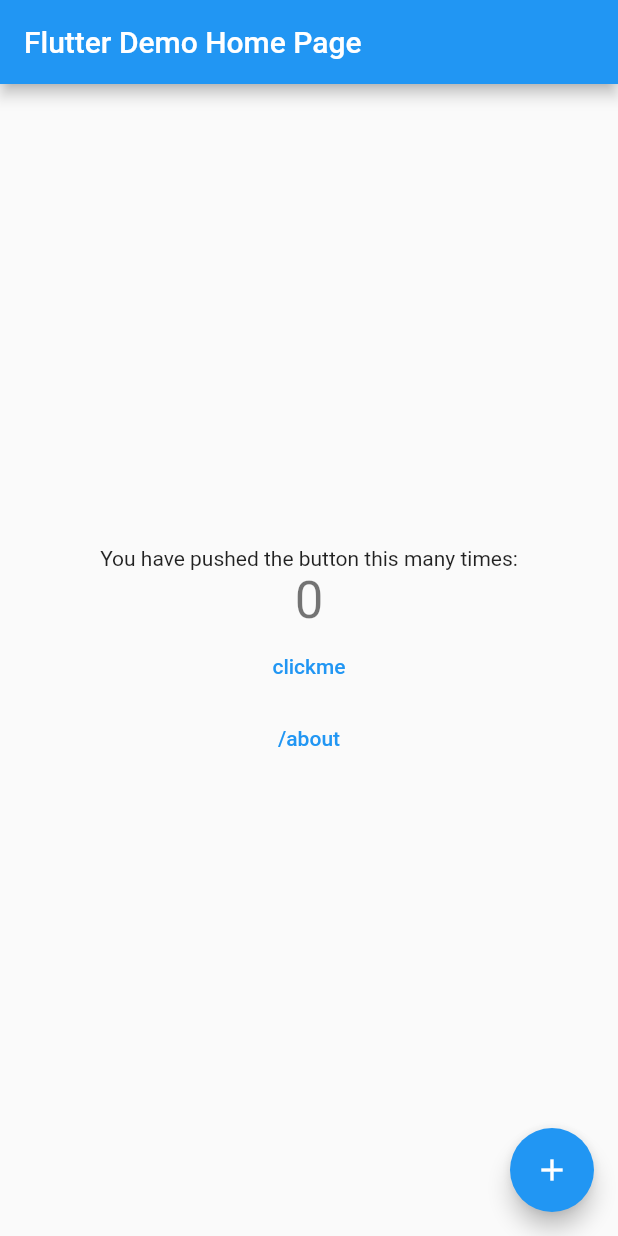
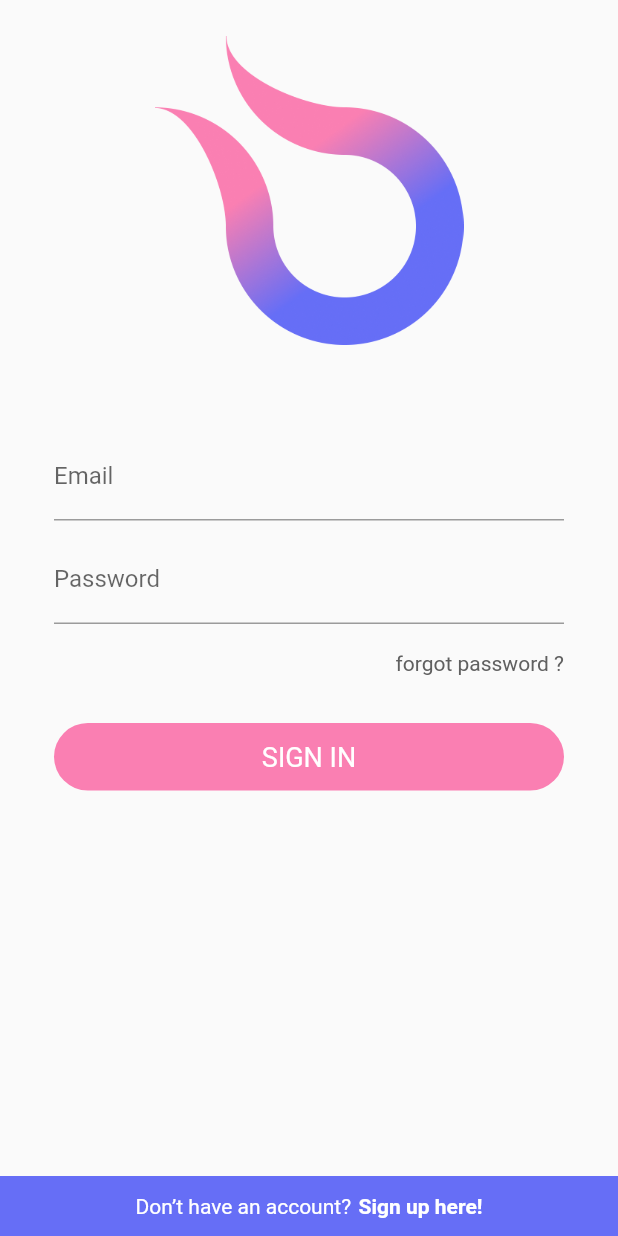
Before and after one commit to pankornch/flirtii-client, a Flutter app: the screen it shows after launch, on a phone screen of 412 x 824 dp. Run offline on Flutter 3.47's test engine with Material 2 defaults, Android fonts, the light colour scheme and no system bars; our stand-ins replace get, google_fonts, graphql_flutter; Roboto replaces fonts that are missing (Prompt).

Commit message:
:lipstick: ui sign_in sign_up

```diff
--- a/lib/About.dart
+++ /dev/null
@@ -1,29 +0,0 @@
-import 'package:flutter/cupertino.dart';
-import 'package:flutter/material.dart';
-import 'package:get/get.dart';
-
-class About extends StatelessWidget {
-  const About({Key? key}) : super(key: key);
-
-  @override
-  Widget build(BuildContext context) {
-    return Scaffold(
-      body: Center(
-        child: SafeArea(
-          child: Column(
-            children: [
-              TextButton(
-                  onPressed: () {
-                    Get.back();
-                  },
-                  child: Text(
-                    "back",
-                  )),
-              Text("About"),
-            ],
-          ),
-        ),
-      ),
-    );
-  }
-}
--- /dev/null
+++ b/lib/configs/constants.dart
@@ -0,0 +1,5 @@
+import 'package:flutter/material.dart';
+
+final kMainPinkColor = Color.fromRGBO(250, 127, 178, 1);
+final kMainPurpleColor = Color.fromRGBO(102, 110, 246, 1);
+final kMainDarkColor = Color.fromRGBO(96, 96, 96, 1);
--- /dev/null
+++ b/lib/configs/gql.dart
@@ -0,0 +1,21 @@
+import 'package:flutter/material.dart';
+import 'package:graphql_flutter/graphql_flutter.dart';
+
+final kGraphqlUrl = "http://localhost:4000/graphql";
+final kGraphqlWs = "ws://localhost:4000/graphql";
+
+class GqlConfig {
+  static final HttpLink httpLink = HttpLink(kGraphqlUrl);
+
+  static final link = Link.split(
+      (request) => request.isSubscription,
+      WebSocketLink(kGraphqlWs,
+          config: SocketClientConfig(inactivityTimeout: Duration(hours: 1))),
+      httpLink);
+
+  static final ValueNotifier<GraphQLClient> client =
+      ValueNotifier<GraphQLClient>(GraphQLClient(
+    link: link,
+    cache: GraphQLCache(),
+  ));
+}
--- a/lib/main.dart
+++ b/lib/main.dart
@@ -1,151 +1,35 @@
-import 'dart:io';
-
-import 'package:flirtii/About.dart';
+import 'package:flirtii/configs/constants.dart';
+import 'package:flirtii/routes/routes.dart';
 import 'package:flutter/material.dart';
 import 'package:get/get.dart';
+import 'package:google_fonts/google_fonts.dart';
 import 'package:graphql_flutter/graphql_flutter.dart';
-import 'package:image_picker/image_picker.dart';
+
+import 'configs/gql.dart';
 
 void main() {
-  runApp(MyApp());
+  runApp(App());
 }
 
-class GqlConfig {
-  static final HttpLink httpLink = HttpLink("http://localhost:4000/graphql");
-
-  static final link = Link.split(
-      (request) => request.isSubscription,
-      WebSocketLink("ws://localhost:4000/graphql",
-          config: SocketClientConfig(inactivityTimeout: Duration(hours: 1))),
-      httpLink);
-
-  static final ValueNotifier<GraphQLClient> client =
-      ValueNotifier<GraphQLClient>(GraphQLClient(
-    link: link,
-    cache: GraphQLCache(),
-  ));
-}
-
-class MyApp extends StatelessWidget {
-  // This widget is the root of your application.
+class App extends StatelessWidget {
+  final routes = Routes();
   @override
   Widget build(BuildContext context) {
     return GraphQLProvider(
         client: GqlConfig.client,
         child: GetMaterialApp(
-            title: 'Flutter Demo',
-            theme: ThemeData(
-              // This is the theme of your application.
-              //
-              // Try running your application with "flutter run". You'll see the
-              // application has a blue toolbar. Then, without quitting the app, try
-              // changing the primarySwatch below to Colors.green and then invoke
-              // "hot reload" (press "r" in the console where you ran "flutter run",
-              // or simply save your changes to "hot reload" in a Flutter IDE).
-              // Notice that the counter didn't reset back to zero; the application
-              // is not restarted.
-              primarySwatch: Colors.blue,
+          debugShowCheckedModeBanner: false,
+          title: 'Flutter Demo',
+          theme: ThemeData(
+            primarySwatch: Colors.blue,
+            textTheme: GoogleFonts.promptTextTheme(
+              Theme.of(context).textTheme,
+            ).apply(
+              bodyColor: kMainDarkColor,
             ),
-            home: MyHomePage(title: 'Flutter Demo Home Page'),
-            getPages: [GetPage(name: "/about", page: () => About())]));
+          ),
+          getPages: routes.getPages,
+          initialRoute: routes.getInitialPage(),
+        ));
   }
 }
-
-class MyHomePage extends StatefulWidget {
-  MyHomePage({Key? key, required this.title}) : super(key: key);
-
-  // This widget is the home page of your application. It is stateful, meaning
-  // that it has a State object (defined below) that contains fields that affect
-  // how it looks.
-
-  // This class is the configuration for the state. It holds the values (in this
-  // case the title) provided by the parent (in this case the App widget) and
-  // used by the build method of the State. Fields in a Widget subclass are
-  // always marked "final".
-
-  final String title;
-
-  @override
-  _MyHomePageState createState() => _MyHomePageState();
-}
-
-final ImagePicker _picker = ImagePicker();
-
-class _MyHomePageState extends State<MyHomePage> {
-  int _counter = 0;
-  String hello = r"""
-    query {
-      hello
-    }
-  """;
-
-  Future fetch(GraphQLClient client) async {
-    final result = await client.query(QueryOptions(document: gql(hello)));
-    return result.data;
-  }
-
-  void _incrementCounter() {
-    setState(() {
-      // This call to setState tells the Flutter framework that something has
-      // changed in this State, which causes it to rerun the build method below
-      // so that the display can reflect the updated values. If we changed
-      // _counter without calling setState(), then the build method would not be
-      // called again, and so nothing would appear to happen.
-      _counter++;
-    });
-  }
-
-  @override
-  Widget build(BuildContext context) {
-    // This method is rerun every time setState is called, for instance as done
-    // by the _incrementCounter method above.
-    //
-    // The Flutter framework has been optimized to make rerunning build methods
-    // fast, so that you can just rebuild anything that needs updating rather
-    // than having to individually change instances of widgets.
-    return GraphQLConsumer(builder: (GraphQLClient client) {
-      fetch(client).then((r) => print(r));
-      return Scaffold(
-        appBar: AppBar(
-          // Here we take the value from the MyHomePage object that was created by
-          // the App.build method, and use it to set our appbar title.
-          title: Text(widget.title),
-        ),
-        body: Center(
-          child: Column(
-            mainAxisAlignment: MainAxisAlignment.center,
-            children: <Widget>[
-              Text(
-                'You have pushed the button this many times:',
-              ),
-              Text(
-                '$_counter',
-                style: Theme.of(context).textTheme.headline4,
-              ),
-              TextButton(
-                onPressed: () async {
-                  final XFile? image =
-                      await _picker.pickImage(source: ImageSource.gallery);
-                  final file = File(image!.path);
-                  print(file);
-                },
-                child: Text("clickme"),
-              ),
-              TextButton(
-                onPressed: () {
-                  Get.toNamed("/about");
-                },
-                child: Text("/about"),
-              )
-            ],
-          ),
-        ),
-        floatingActionButton: FloatingActionButton(
-          onPressed: _incrementCounter,
-          tooltip: 'Increment',
-          child: Icon(Icons.add),
-        ), // This trailing comma makes auto-formatting nicer for build methods.
-      );
-    });
-  }
-}
--- /dev/null
+++ b/lib/routes/routes.dart
@@ -0,0 +1,37 @@
+import 'package:flirtii/screens/discover/discover_screen.dart';
+import 'package:flirtii/screens/sign_in/sign_in_screen.dart';
+import 'package:flirtii/screens/sign_up/sign_up_screen.dart';
+import 'package:get/route_manager.dart';
+
+class RouteProps {
+  final String name;
+  final GetPage<dynamic> route;
+
+  RouteProps({required this.name, required this.route});
+}
+
+class Routes {
+  static List<RouteProps> pages = [
+    RouteProps(
+        name: "Discover",
+        route: GetPage(
+            name: "/discover", page: () => DiscoverScreen(), title: "Home")),
+    RouteProps(
+        name: "SignIn",
+        route: GetPage(name: "/sign_in", page: () => SignInScreen())),
+    RouteProps(
+        name: "SignUp",
+        route: GetPage(name: "/sign_up", page: () => SignUpScreen())),
+  ];
+
+  List<GetPage<dynamic>> getPages = pages.map((e) => e.route).toList();
+
+  String getInitialPage() {
+    final token = "";
+    if (token == "") {
+      return pages.firstWhere((element) => element.name == "SignIn").route.name;
+    }
+
+    return pages.firstWhere((element) => element.name == "Discover").route.name;
+  }
+}
--- /dev/null
+++ b/lib/screens/sign_in/sign_in_screen.dart
@@ -0,0 +1,124 @@
+import 'package:flirtii/configs/constants.dart';
+import 'package:flirtii/shared/MainCotainer.dart';
+import 'package:flirtii/shared/input.dart';
+import 'package:flutter/material.dart';
+import 'package:get/instance_manager.dart';
+import 'package:get/get.dart';
+
+class SignInScreen extends StatefulWidget {
+  const SignInScreen({Key? key}) : super(key: key);
+
+  @override
+  _SignInScreenState createState() => _SignInScreenState();
+}
+
+class _SignInScreenState extends State<SignInScreen> {
+  @override
+  Widget build(BuildContext context) {
+    final size = MediaQuery.of(context).size;
+    return Scaffold(
+      body: SafeArea(
+        child: Column(
+          mainAxisAlignment: MainAxisAlignment.spaceBetween,
+          children: [
+            MainContainer(
+              padding: EdgeInsets.symmetric(vertical: 24, horizontal: 36),
+              child: Column(
+                children: [
+                  Image.asset(
+                    "assets/images/logo.png",
+                    height: size.width * 0.5,
+                  ),
+                  SizedBox(
+                    height: 48,
+                  ),
+                  SizedBox(
+                    height: 10,
+                  ),
+                  Input(
+                    hintText: "Email",
+                    labelText: "Email",
+                  ),
+                  SizedBox(
+                    height: 10,
+                  ),
+                  Input(
+                    hintText: "Password",
+                    labelText: "Password",
+                    obscureText: true,
+                  ),
+                  SizedBox(
+                    height: 18,
+                  ),
+                  Row(
+                    mainAxisAlignment: MainAxisAlignment.end,
+                    children: [
+                      GestureDetector(
+                        child: Text("forgot password ?"),
+                      )
+                    ],
+                  ),
+                  SizedBox(
+                    height: 32,
+                  ),
+                  GestureDetector(
+                    child: Container(
+                      width: double.infinity,
+                      padding: EdgeInsets.all(12),
+                      decoration: BoxDecoration(
+                        color: kMainPinkColor,
+                        borderRadius: BorderRadius.circular(24),
+                      ),
+                      child: Row(
+                        mainAxisAlignment: MainAxisAlignment.center,
+                        children: [
+                          Text(
+                            "SIGN IN",
+                            style: TextStyle(
+                              fontSize: 18,
+                              color: Colors.white,
+                            ),
+                          ),
+                        ],
+                      ),
+                    ),
+                  ),
+                ],
+              ),
+            ),
+            GestureDetector(
+              onTap: () {
+                Get.toNamed("/sign_up");
+              },
+              child: Container(
+                color: kMainPurpleColor,
+                padding: EdgeInsets.all(12),
+                child: Row(
+                  mainAxisAlignment: MainAxisAlignment.center,
+                  children: [
+                    Text(
+                      "Don’t have an account?",
+                      style: TextStyle(
+                        color: Colors.white,
+                      ),
+                    ),
+                    SizedBox(
+                      width: 5,
+                    ),
+                    Text(
+                      "Sign up here!",
+                      style: TextStyle(
+                        color: Colors.white,
+                        fontWeight: FontWeight.bold,
+                      ),
+                    )
+                  ],
+                ),
+              ),
+            ),
+          ],
+        ),
+      ),
+    );
+  }
+}
--- /dev/null
+++ b/lib/shared/MainCotainer.dart
@@ -0,0 +1,28 @@
+import 'package:flutter/material.dart';
+
+class MainContainer extends StatelessWidget {
+  final Widget child;
+  final Color? color;
+  final EdgeInsetsGeometry? padding;
+  final EdgeInsetsGeometry? margin;
+
+  const MainContainer({
+    Key? key,
+    required this.child,
+    this.padding,
+    this.margin,
+    this.color,
+  }) : super(key: key);
+
+  @override
+  Widget build(BuildContext context) {
+    return Container(
+      color: color,
+      padding: padding == null
+          ? EdgeInsets.symmetric(horizontal: 36, vertical: 24)
+          : padding,
+      margin: margin,
+      child: child,
+    );
+  }
+}
--- /dev/null
+++ b/lib/shared/input.dart
@@ -0,0 +1,35 @@
+import 'package:flutter/material.dart';
+
+class Input extends StatelessWidget {
+  final String hintText;
+  final String labelText;
+  final Widget? prefixIcon;
+  final TextEditingController? controller;
+  final bool? obscureText;
+
+  Input({
+    Key? key,
+    required this.hintText,
+    required this.labelText,
+    this.controller,
+    this.prefixIcon,
+    this.obscureText,
+  }) : super(key: key);
+
+  @override
+  Widget build(BuildContext context) {
+    return Container(
+      child: TextField(
+        controller: controller,
+        obscureText: obscureText == null ? false : obscureText!,
+        enableSuggestions: false,
+        autocorrect: false,
+        decoration: InputDecoration(
+          hintText: hintText,
+          labelText: labelText,
+          prefixIcon: prefixIcon,
+        ),
+      ),
+    );
+  }
+}
--- a/pubspec.yaml
+++ b/pubspec.yaml
@@ -31,6 +31,7 @@ dependencies:
   get: ^4.3.8
   graphql_flutter: ^5.0.0
   image_picker: ^0.8.4
+  google_fonts: ^2.1.0
 
 dev_dependencies:
   flutter_test:
@@ -48,9 +49,8 @@ flutter:
   uses-material-design: true
 
   # To add assets to your application, add an assets section, like this:
-  # assets:
-  #   - images/a_dot_burr.jpeg
-  #   - images/a_dot_ham.jpeg
+  assets:
+    - assets/images/
 
   # An image asset can refer to one or more resolution-specific "variants", see
   # https://flutter.dev/assets-and-images/#resolution-aware.
```
Also changed, not shown: lib/screens/discover/discover_screen.dart (added, +16 -0 lines), lib/screens/sign_up/sign_up_screen.dart (added, +131 -0 lines), assets/images/logo.png (added), pubspec.lock, 1 other file.
